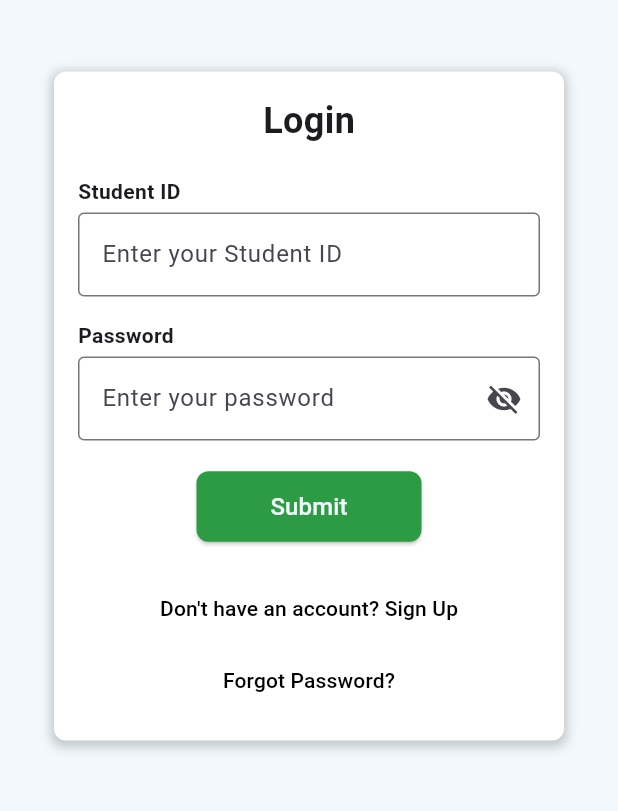
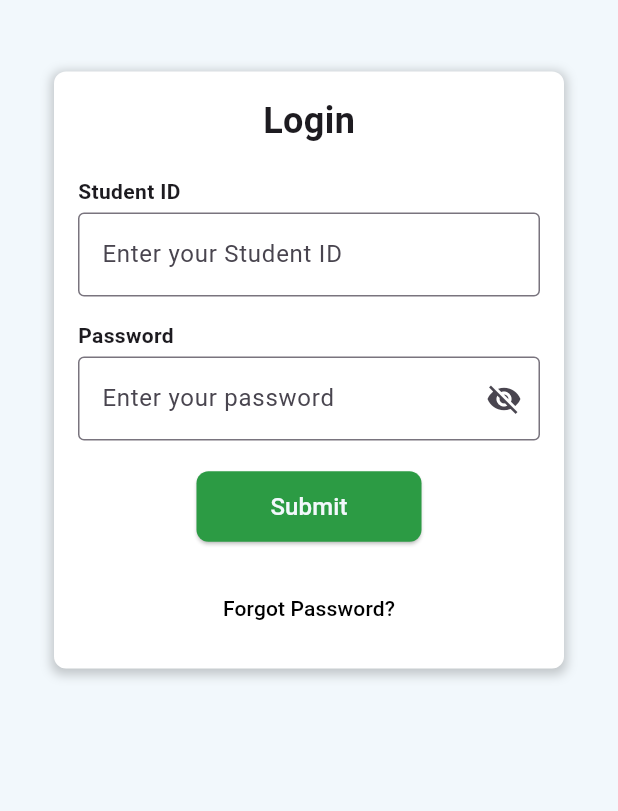
Before and after one commit to Alexis12119/SaliSeek, a Flutter app: the screen it shows after launch, on a phone screen of 412 x 824 dp, the part 104-915 px from its top. Run offline on Flutter 3.47's test engine with Material 3 defaults, Android fonts, the phone set to English and light mode, and no system bars; our stand-ins replace supabase_flutter; accounts and stored records are empty.

Commit message:
feat: update.

```diff
--- a/lib/login_page.dart
+++ b/lib/login_page.dart
@@ -220,26 +220,26 @@ class _LoginPageState extends State<LoginPage> {
                           Center(
                             child: Column(
                               children: [
-                                TextButton(
-                                  onPressed: _isLoading
-                                      ? null
-                                      : () {
-                                          Navigator.push(
-                                            context,
-                                            MaterialPageRoute(
-                                              builder: (context) =>
-                                                  const VerifyStudentIdPage(),
-                                            ),
-                                          );
-                                        },
-                                  child: const Text(
-                                    "Don't have an account? Sign Up",
-                                    style: TextStyle(
-                                      color: Colors.black,
-                                      fontSize: 14,
-                                    ),
-                                  ),
-                                ),
+                                // TextButton(
+                                //   onPressed: _isLoading
+                                //       ? null
+                                //       : () {
+                                //           Navigator.push(
+                                //             context,
+                                //             MaterialPageRoute(
+                                //               builder: (context) =>
+                                //                   const VerifyStudentIdPage(),
+                                //             ),
+                                //           );
+                                //         },
+                                //   child: const Text(
+                                //     "Don't have an account? Sign Up",
+                                //     style: TextStyle(
+                                //       color: Colors.black,
+                                //       fontSize: 14,
+                                //     ),
+                                //   ),
+                                // ),
                                 TextButton(
                                   onPressed: _isLoading
                                       ? null
```
